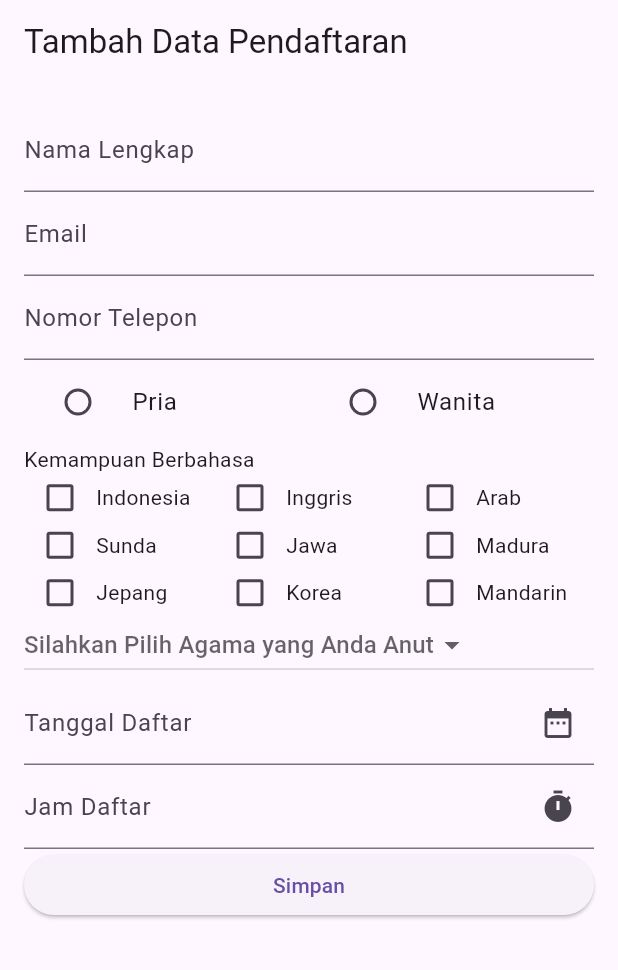
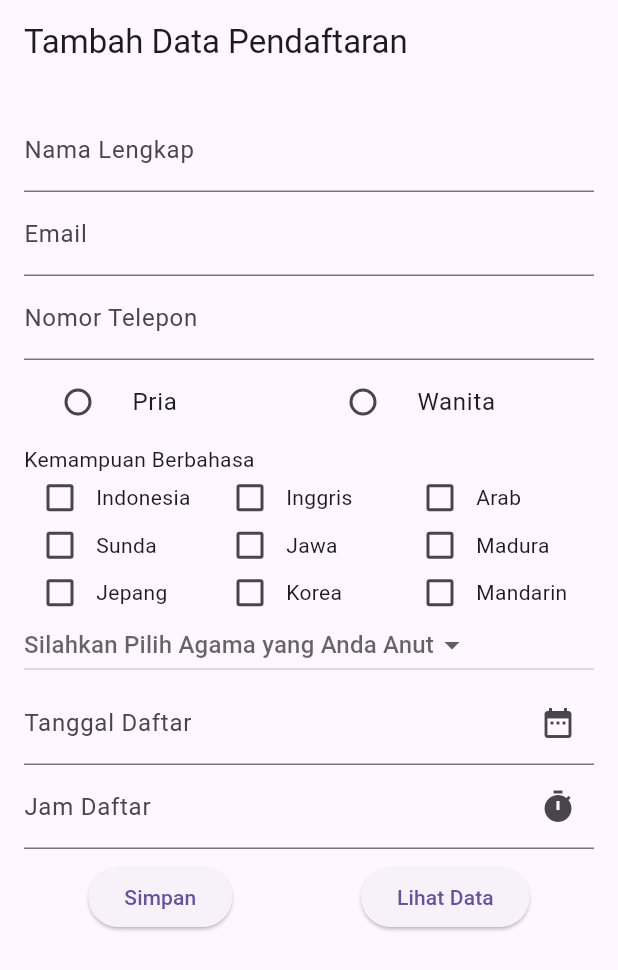
Before and after one commit to FarhanSFix/p11, a Flutter app: the PendaftaranAdd screen opened directly, after a tap on "Simpan", on a phone screen of 412 x 824 dp. Shown: the top 970 px of the screen. Run offline on Flutter 3.47's test engine with Material 3 defaults, Android fonts, the phone set to English and light mode, and no system bars; network calls fail.

Commit message:
edit data

```diff
--- a/lib/KemampuanBerbahasa.dart
+++ b/lib/KemampuanBerbahasa.dart
@@ -30,7 +30,10 @@ class _KemampuanBerbahasaState extends State<KemampuanBerbahasa> {
         Container(
           height: 90,
           child: GridView(
-            gridDelegate: SliverGridDelegateWithFixedCrossAxisCount(crossAxisCount: 3, childAspectRatio: 4/1),
+            gridDelegate: SliverGridDelegateWithFixedCrossAxisCount(
+              crossAxisCount: 3,
+              childAspectRatio: 4 / 1,
+            ),
             children: bahasaList.map((e) => OpsiBahasa(strBahasa: e)).toList(),
           ),
         ),
@@ -41,10 +44,7 @@ class _KemampuanBerbahasaState extends State<KemampuanBerbahasa> {
 
 class OpsiBahasa extends StatefulWidget {
   final String strBahasa;
-  const OpsiBahasa({
-    super.key,
-    required this.strBahasa,
-  });
+  const OpsiBahasa({super.key, required this.strBahasa});
 
   @override
   State<OpsiBahasa> createState() => _OpsiBahasaState();
@@ -54,15 +54,21 @@ class _OpsiBahasaState extends State<OpsiBahasa> {
   bool? opsiDipilih = false;
 
   @override
+  void initState() {
+    super.initState();
+    opsiDipilih = bahasaDipilihList.contains(widget.strBahasa);
+  }
+
+  @override
   Widget build(BuildContext context) {
     return Row(
       children: [
         Checkbox(
           value: opsiDipilih,
-          onChanged: (value){
+          onChanged: (value) {
             setState(() {
-              opsiDipilih=value;
-              if (value==true) {
+              opsiDipilih = value;
+              if (value == true) {
                 bahasaDipilihList.add(widget.strBahasa);
               } else {
                 bahasaDipilihList.remove(widget.strBahasa);
--- a/lib/pendaftaran_add.dart
+++ b/lib/pendaftaran_add.dart
@@ -11,7 +11,8 @@ import 'package:p11/pendaftaran_model.dart';
 import 'package:p11/tanggalDaftar.dart';
 
 class PendaftaranAdd extends StatefulWidget {
-  const PendaftaranAdd({super.key});
+  final PendaftaranModel? data;
+  const PendaftaranAdd({Key? key, this.data}) : super(key: key);
 
   @override
   State<PendaftaranAdd> createState() => _PendaftaranAddState();
@@ -23,6 +24,21 @@ class _PendaftaranAddState extends State<PendaftaranAdd> {
   TextEditingController noTelpController = TextEditingController();
 
   String? jenisKelamin;
+
+  @override
+  void initState() {
+    super.initState();
+    if (widget.data != null) {
+      namaController.text = widget.data!.nama!;
+      emailController.text = widget.data!.email!;
+      noTelpController.text = widget.data!.noTelpon!;
+      jenisKelamin = widget.data!.jenisKelamin!;
+      bahasaDipilihList = widget.data!.bahasa!.split(',');
+      agamaDipilih = widget.data!.agama!;
+      TanggalDaftarController.text = widget.data!.tanggalDaftar!;
+      jamDaftarController.text = widget.data!.jamDaftar!;
+    }
+  }
 
   @override
   Widget build(BuildContext context) {
@@ -85,8 +101,32 @@ class _PendaftaranAddState extends State<PendaftaranAdd> {
               Agama(),
               TanggalDaftar(),
               jamDaftar(),
+              SizedBox(height: 8),
+              Row(
+                mainAxisAlignment: MainAxisAlignment.spaceAround,
+                children: [
                   ElevatedButton(
                     onPressed: () async {
+                      if (widget.data != null) {
+                        // EDIT DATA
+                        var url = Uri.parse(
+                          baseUrl + 'pendaftaran/${widget.data!.id}',
+                        );
+                        await http.put(
+                          url,
+                          body: PendaftaranModel(
+                            nama: namaController.text,
+                            email: emailController.text,
+                            noTelpon: noTelpController.text,
+                            jenisKelamin: jenisKelamin,
+                            bahasa: bahasaDipilihList.toString(),
+                            agama: agamaDipilih,
+                            tanggalDaftar: TanggalDaftarController.text,
+                            jamDaftar: jamDaftarController.text,
+                          ).toJson(),
+                        );
+                      } else {
+                        // TAMBAH DATA
                         var url = Uri.parse(baseUrl + 'pendaftaran');
                         var respons = await http.post(
                           url,
@@ -104,6 +144,7 @@ class _PendaftaranAddState extends State<PendaftaranAdd> {
 
                         Map<String, dynamic> responsDecode =
                             json.decode(respons.body) as Map<String, dynamic>;
+
                         if (responsDecode.toString().contains('error')) {
                           ScaffoldMessenger.of(context).showSnackBar(
                             SnackBar(
@@ -115,16 +156,30 @@ class _PendaftaranAddState extends State<PendaftaranAdd> {
                               ),
                             ),
                           );
-                  } else {
-                    Navigator.push(
+                          return;
+                        }
+                      }
+
+                      // Kembali ke halaman list
+                      Navigator.pushReplacement(
                         context,
                         MaterialPageRoute(
                           builder: (context) => DataPendaftaran(),
                         ),
                       );
-                  }
                     },
                     child: Text("Simpan"),
+                  ),
+                  ElevatedButton(
+                    onPressed: () => Navigator.push(
+                      context,
+                      MaterialPageRoute(
+                        builder: (context) => DataPendaftaran(),
+                      ),
+                    ),
+                    child: Text("Lihat Data"),
+                  ),
+                ],
               ),
             ],
           ),
```
Also changed, not shown: lib/main.dart (+11 -19 lines). Lines whose indentation alone changed are shown as unchanged.
